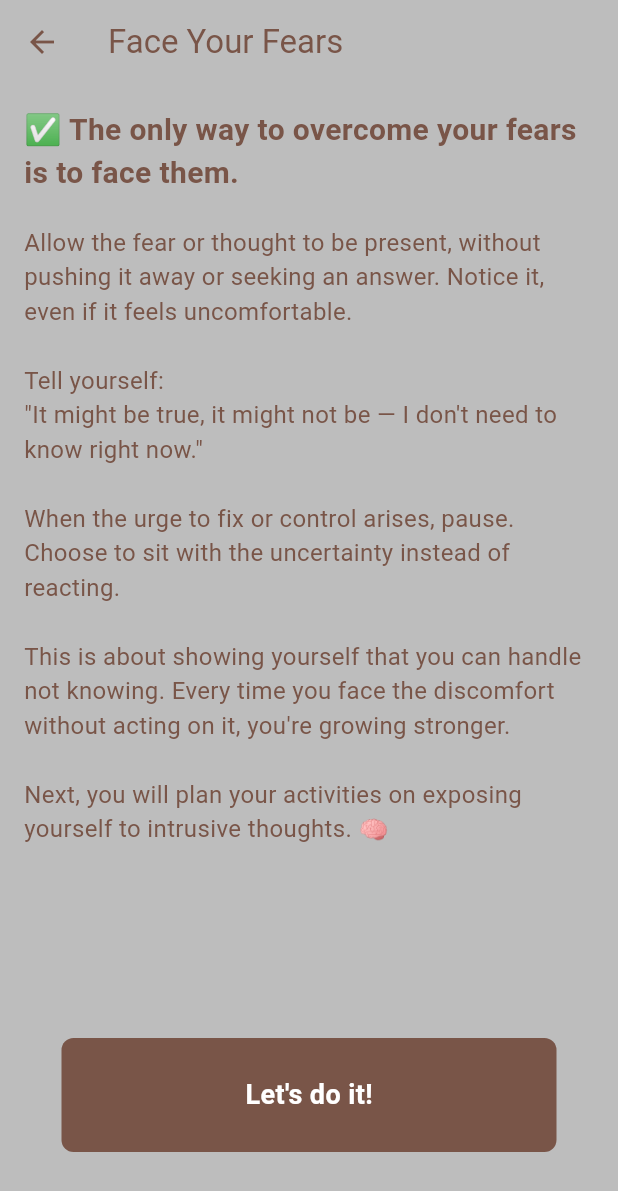
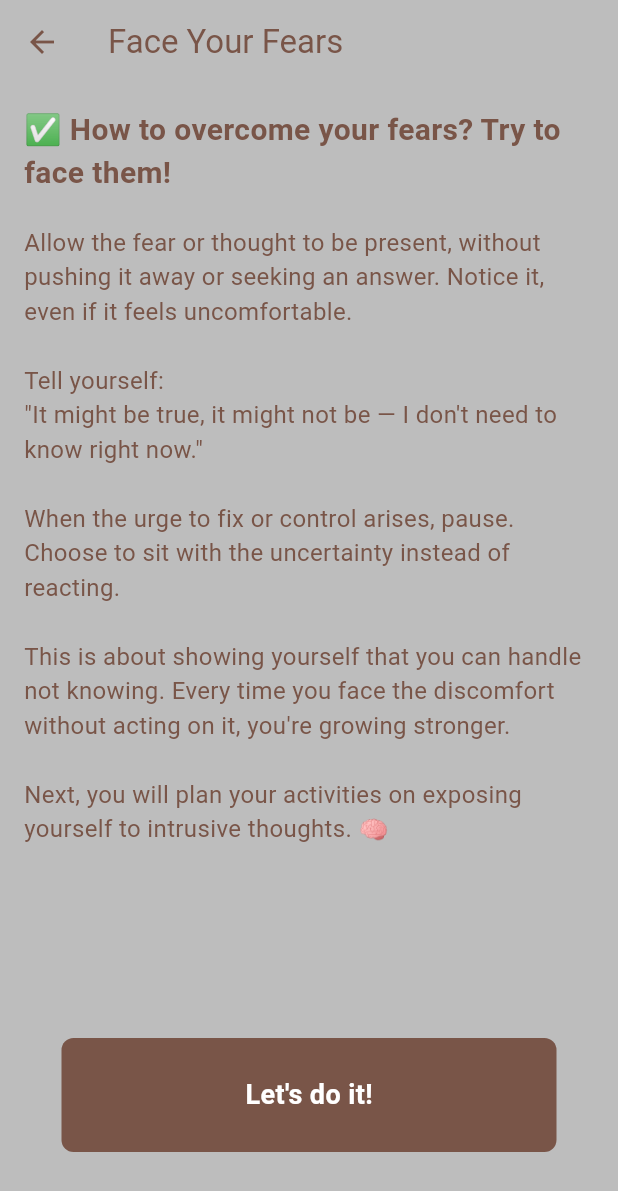
Before and after one commit to akimaliiev/OCD-tracker, a Flutter app: the SecondObsessionsPage screen opened directly with empty values, on a phone screen of 412 x 824 dp. Shown: the top 1191 px of the screen. Run offline on Flutter 3.47's test engine with Material 3 defaults, Android fonts, the phone set to English and light mode, and no system bars; our stand-ins replace cloud_firestore, firebase_auth, firebase_core, flutter_local_notifications, google_fonts, google_sign_in and 1 more; accounts and stored records are empty.

Commit message:
Update second_obsessions_page.dart

```diff
--- a/lib/pages/obsessions/second_obsessions_page.dart
+++ b/lib/pages/obsessions/second_obsessions_page.dart
@@ -28,7 +28,7 @@ class SecondObsessionsPage extends StatelessWidget {
           crossAxisAlignment: CrossAxisAlignment.start,
           children: [
             const Text(
-              '✅ The only way to overcome your fears is to face them.',
+              '✅ How to overcome your fears? Try to face them!',
               style: TextStyle(
                 fontSize: 20,
                 fontWeight: FontWeight.bold,
```
